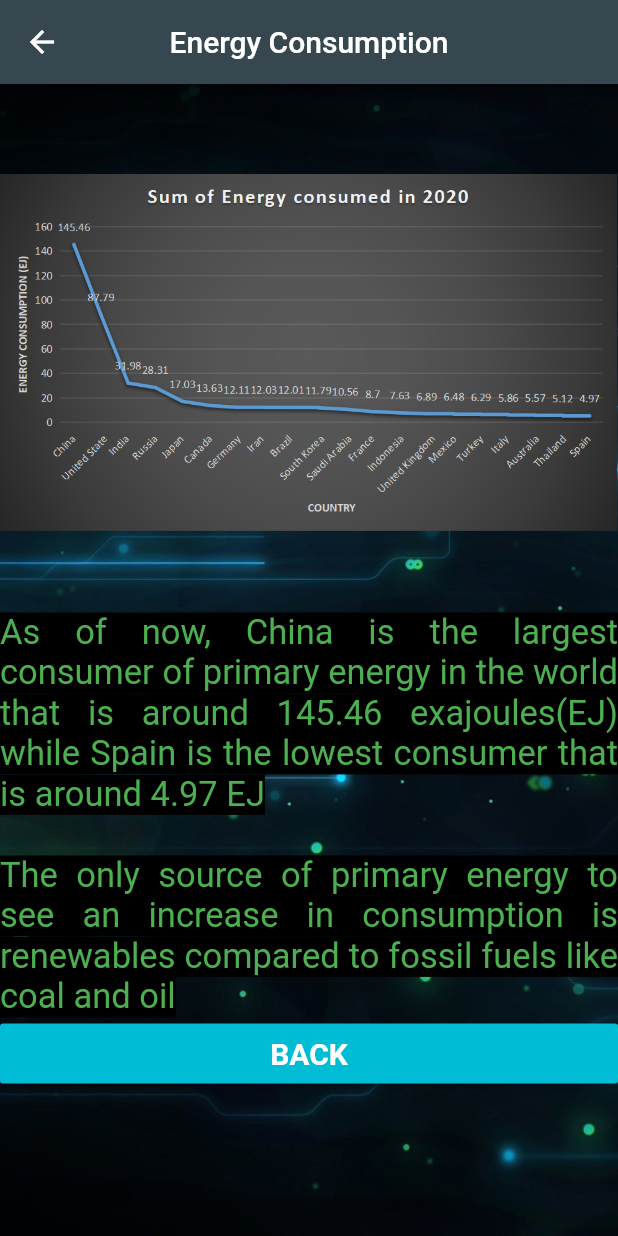
After one commit to firdauskotp/datathon, a Flutter app: the EnergyPage screen opened directly, on a phone screen of 412 x 824 dp. The commit adds this screen. Run offline on Flutter 3.47's test engine with Material 2 defaults, Android fonts, the phone set to English and light mode, and no system bars; Roboto replaces fonts that are missing (ShadowsIntoLight).

Commit message:
created some cars and information about statistics

```diff
--- a/lib/about.dart
+++ b/lib/about.dart
@@ -39,7 +39,8 @@ Widget build(BuildContext context){
             ),
 
             Text(
-                  "This application is created to promote an eco friendly neighbourhood. ",
+              "This application is created to promote an eco-friendly neighbourhood. By using this app,"
+              "the user can have a look at the statistics of why the neighbourhood is not eco-friendly",
               textAlign: TextAlign.justify,
               style: TextStyle(
                 fontWeight: FontWeight.normal,
--- /dev/null
+++ b/lib/energy.dart
@@ -0,0 +1,74 @@
+import 'package:flutter/material.dart';
+
+class EnergyPage extends StatefulWidget {
+  final String title = "Energy Consumption";
+
+  @override
+  _EnergyPageState createState() => _EnergyPageState();
+}
+
+class _EnergyPageState extends State<EnergyPage>{
+  @override
+  Widget build(BuildContext context){
+    return Scaffold(
+      appBar: AppBar(
+        centerTitle: true,
+        title: Text(widget.title),
+      ),
+      body: Container(
+        constraints: BoxConstraints.expand(),
+        decoration: BoxDecoration(
+          image: DecorationImage(
+              image: ExactAssetImage("images/homewallpaper.jpg"),
+              fit: BoxFit.cover
+          ),
+        ),
+        child: SingleChildScrollView(
+          child: Column(
+            children: <Widget>[
+              Padding(padding: const EdgeInsets.all(30.0),),
+              Image.asset('images/Energy.png'),
+
+              Text(
+                "\n \nAs of now, China is the largest consumer of primary energy in the world that is around 145.46 exajoules(EJ) while Spain is the lowest consumer that is around 4.97 EJ "
+
+                    "\n \nThe only source of primary energy to see an increase in consumption is renewables compared to fossil fuels like coal and oil",
+                textAlign: TextAlign.justify,
+                style: TextStyle(
+                  fontWeight: FontWeight.normal,
+                  fontSize: 23,
+                  color: Colors.green,
+                  backgroundColor: Colors.black,
+                  fontFamily: "ShadowsIntoLight",
+                ),
+              ),
+
+
+
+
+
+              ButtonTheme (
+                minWidth: 1400.0,
+                height: 40.0,
+                child:MaterialButton(
+                  color: Colors.cyan,
+                  child: Text(
+                    "BACK",
+                    style: TextStyle(
+                      fontSize: 20,
+                      fontWeight: FontWeight.bold,
+                      color: Colors.white,
+                    ),
+                  ),
+                  onPressed: (){
+                    Navigator.pop(context);
+                  },
+                ),
+              ),
+            ],
+          ),
+        ),
+      ),
+    );
+  }
+}
--- a/pubspec.yaml
+++ b/pubspec.yaml
@@ -68,6 +68,10 @@ flutter:
   # To add assets to your application, add an assets section, like this:
   assets:
     - images/homewallpaper.jpg
+    - images/icon.jpg
+    - images/emissionChart.png
+    - images/Energy.png
+    - images/tableBenefits.png
 
   # An image asset can refer to one or more resolution-specific "variants", see
   # https://flutter.dev/assets-and-images/#resolution-aware.
```
Also changed, not shown: lib/emission.dart (added, +74 -0 lines), lib/main.dart (+23 -36 lines), lib/menu.dart (+250 -0 lines), images/Energy.png (added), images/emissionChart.png (added), images/tableBenefits.PNG (added), lib/unemployed.dart (added).
